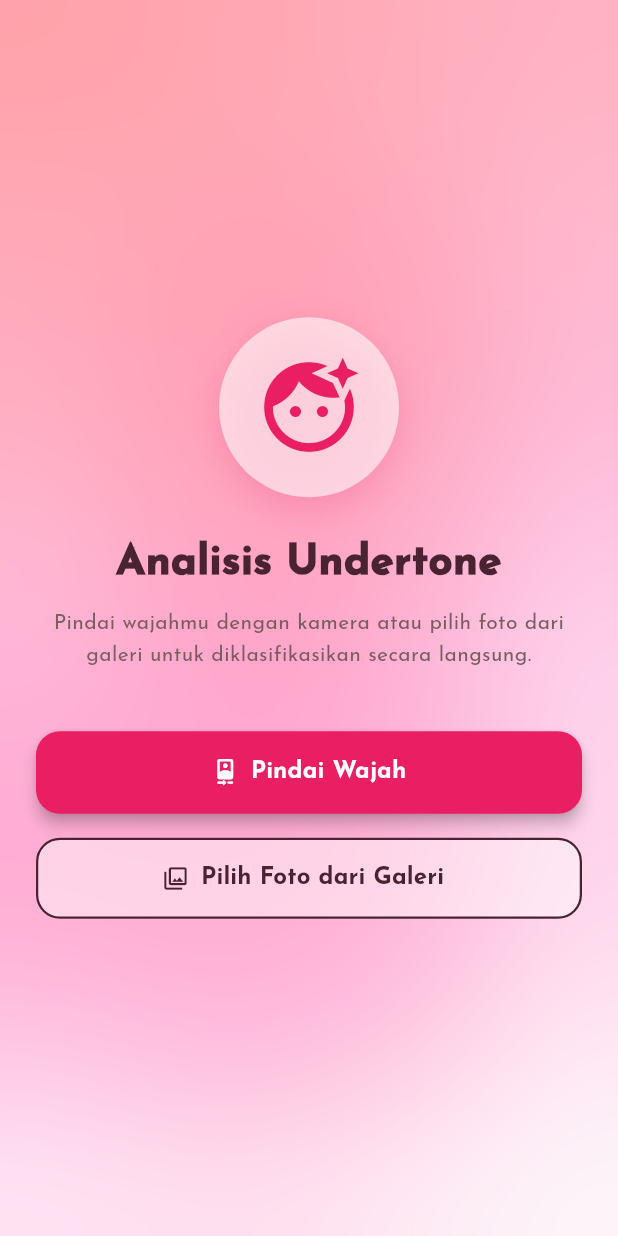
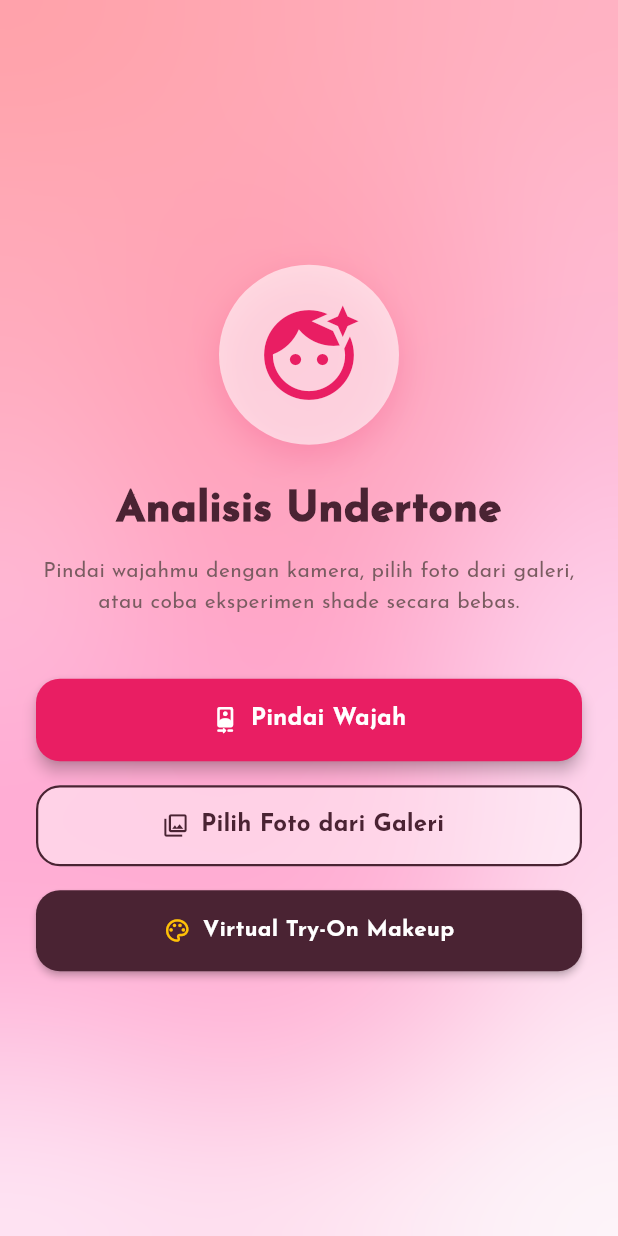
Before and after one commit to Chrsyls/ToneMatch, a Flutter app: the HomeScreen screen opened directly, on a phone screen of 412 x 824 dp. Run offline on Flutter 3.47's test engine with Material 3 defaults, Android fonts, the phone set to English and light mode, and no system bars; our stand-ins replace camera, google_fonts, image_picker, permission_handler, shared_preferences, webview_flutter; missing offline and left inert: webview_flutter_android; accounts and stored records are empty.

Commit message:
update menambahkan button virtual try on di halaman home

```diff
--- a/lib/screens/home_screen.dart
+++ b/lib/screens/home_screen.dart
@@ -8,6 +8,7 @@ import 'package:shared_preferences/shared_preferences.dart';
 import '../widgets/dynamic_background.dart';
 import 'camera_screen.dart';
 import 'result_screen.dart';
+import 'virtual_try_on_screen.dart'; // Ditambahkan import untuk VirtualTryOnScreen[cite: 17]
 
 class HomeScreen extends StatefulWidget {
   const HomeScreen({super.key});
@@ -44,6 +45,18 @@ class _HomeScreenState extends State<HomeScreen> {
     if (pickedFile != null) {
       await _analyzeWithVlmApi(File(pickedFile.path));
     }
+  }
+
+  // Fungsi untuk membuka Virtual Try-On secara bebas
+  void _openFreeVirtualTryOn() {
+    Navigator.push(
+      context,
+      MaterialPageRoute(
+        builder: (context) => const VirtualTryOnScreen(
+          undertone: 'neutral', // Undertone default untuk eksperimen bebas
+        ),
+      ),
+    );
   }
 
   // Kirim gambar ke VLM API (POST https://api.tonematch.web.id/predict)
@@ -171,7 +184,7 @@ class _HomeScreenState extends State<HomeScreen> {
                     ),
                     const SizedBox(height: 10),
                     const Text(
-                      'Pindai wajahmu dengan kamera atau pilih foto dari galeri untuk diklasifikasikan secara langsung.',
+                      'Pindai wajahmu dengan kamera, pilih foto dari galeri, atau coba eksperimen shade secara bebas.',
                       textAlign: TextAlign.center,
                       style: TextStyle(
                         color: Color(0xFF7A5C61),
@@ -251,6 +264,25 @@ class _HomeScreenState extends State<HomeScreen> {
                           style: TextStyle(fontSize: 16, fontWeight: FontWeight.bold),
                         ),
                       ),
+                      const SizedBox(height: 16),
+                      // Tombol Baru: Virtual Try-On untuk Eksperimen Bebas Shade/Color
+                      ElevatedButton.icon(
+                        style: ElevatedButton.styleFrom(
+                          backgroundColor: const Color(0xFF4A2333),
+                          foregroundColor: Colors.white,
+                          minimumSize: const Size(double.infinity, 54),
+                          shape: RoundedRectangleBorder(
+                            borderRadius: BorderRadius.circular(16),
+                          ),
+                          elevation: 2,
+                        ),
+                        onPressed: _openFreeVirtualTryOn,
+                        icon: const Icon(Icons.color_lens_outlined, color: Color(0xFFFFC107)),
+                        label: const Text(
+                          'Virtual Try-On Makeup',
+                          style: TextStyle(fontSize: 15, fontWeight: FontWeight.bold),
+                        ),
+                      ),
                     ],
                   ],
                 ),
--- a/lib/screens/result_screen.dart
+++ b/lib/screens/result_screen.dart
@@ -716,7 +716,7 @@ class _ResultScreenState extends State<ResultScreen> {
                         },
                         icon: const Icon(Icons.camera_enhance_rounded, color: Colors.white),
                         label: const Text(
-                          'Coba Virtual Makeup AR (Live Camera) 💄',
+                          'Virtual Try-On Makeup',
                           style: TextStyle(fontWeight: FontWeight.bold, fontSize: 14),
                         ),
                       ),
```
